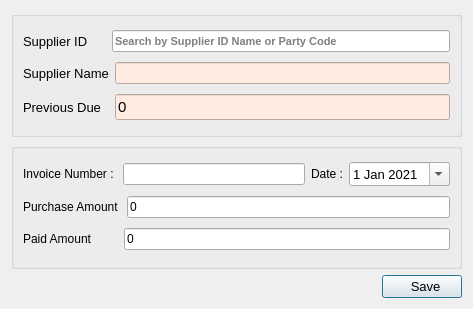
Above: ui/quickpurchase.ui from ansarul543/pos-inventory before the change. Below: the same form after it.
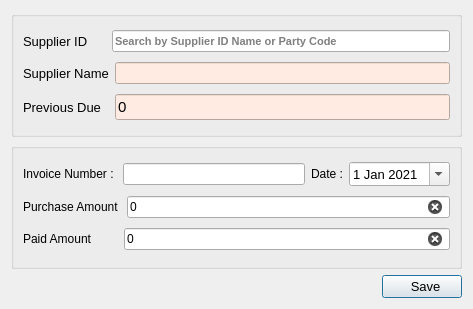
That is the form after the change.

```diff
--- a/ui/quickpurchase.ui
+++ b/ui/quickpurchase.ui
@@ -227,6 +227,9 @@
           <property name="text">
            <string>0</string>
           </property>
+          <property name="clearButtonEnabled">
+           <bool>true</bool>
+          </property>
          </widget>
         </item>
        </layout>
@@ -255,6 +258,9 @@
           <property name="text">
            <string>0</string>
           </property>
+          <property name="clearButtonEnabled">
+           <bool>true</bool>
+          </property>
          </widget>
         </item>
        </layout>
```
Left out of the diff: 3 changed lines with no effect on the pictures.
